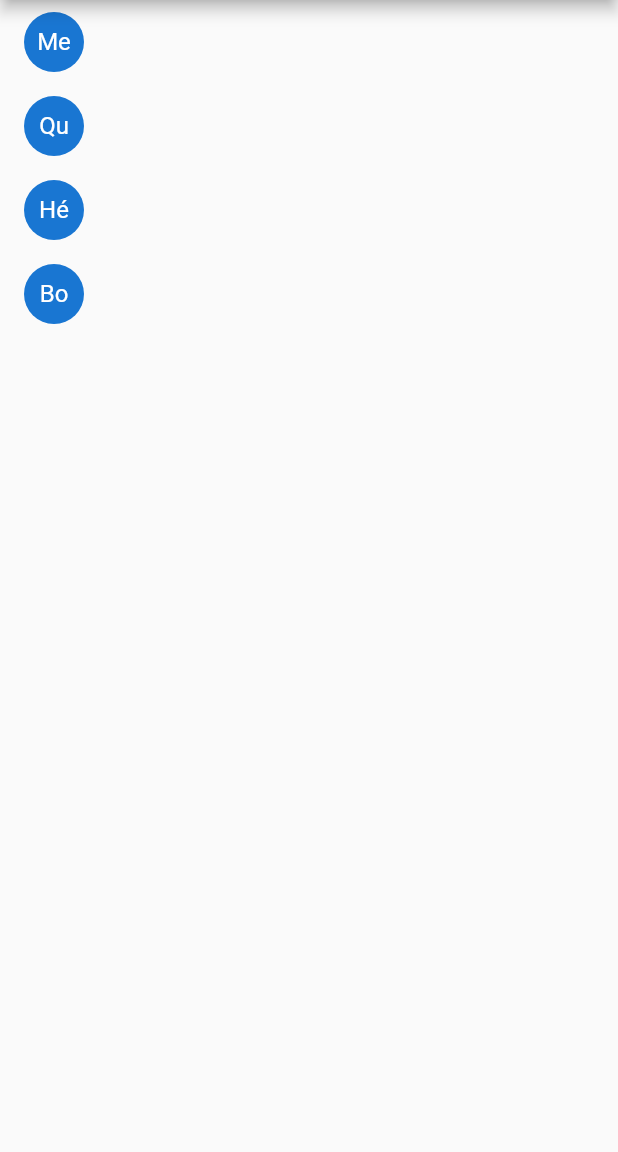
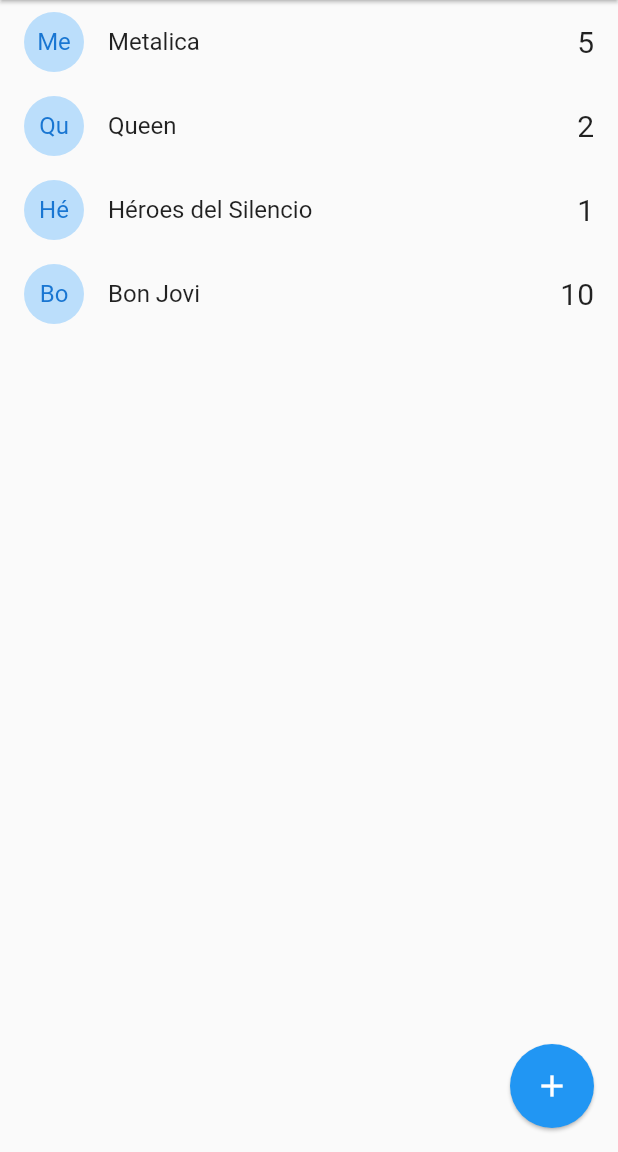
Before and after one commit to rduarte25/band_names_public, a Flutter app: the screen it shows after launch, on a phone screen of 412 x 824 dp, the part 84-1236 px from its top. Run offline on Flutter 3.47's test engine with Material 2 defaults, Android fonts, the phone set to English and light mode, and no system bars.

Commit message:
Continuación del curso  Committer: RafaelDuarte <rduarte@RafaelDuarte.RafaelDuarte.com>  On branch main  Changes to be committed: 	modified:   lib/pages/home.dart

```diff
--- a/lib/pages/home.dart
+++ b/lib/pages/home.dart
@@ -16,9 +16,9 @@ class _HomePageState extends State<HomePage> {
   */
   List<Band> bands = [
     Band(id: '1', name: 'Metalica', votes: 5),
-    Band(id: '2', name: 'Queen', votes: 5),
-    Band(id: '3', name: 'Héroes del Silencio', votes: 5),
-    Band(id: '4', name: 'Bon Jovi', votes: 5),
+    Band(id: '2', name: 'Queen', votes: 2),
+    Band(id: '3', name: 'Héroes del Silencio', votes: 1),
+    Band(id: '4', name: 'Bon Jovi', votes: 10),
   ];
 
   @override
@@ -30,19 +30,35 @@ class _HomePageState extends State<HomePage> {
           style: TextStyle(color: Colors.black87),
         ),
         backgroundColor: Colors.white,
+        elevation: 1,
       ),
       body: ListView.builder(
         itemBuilder: (BuildContext context, int index) =>
             _bandTile(bands[index]),
         itemCount: bands.length,
-        ));
+      ),
+      floatingActionButton: FloatingActionButton(
+        child: Icon( Icons.add ),
+        elevation: 1,
+        onPressed: () {  },
+      ),
+    );
   }
 
   ListTile _bandTile(Band band) {
     return ListTile(
       leading: CircleAvatar(
         child: Text(band.name!.substring(0, 2)),
+        backgroundColor: Colors.blue[100],
       ),
+      title: Text(band.name!),
+      trailing: Text(
+        '${band.votes!}',
+        style: TextStyle(fontSize: 20),
+      ),
+      onTap: () {
+        print(band.name!);
+      },
     );
   }
 }
```
Lines whose indentation alone changed are shown as unchanged.
